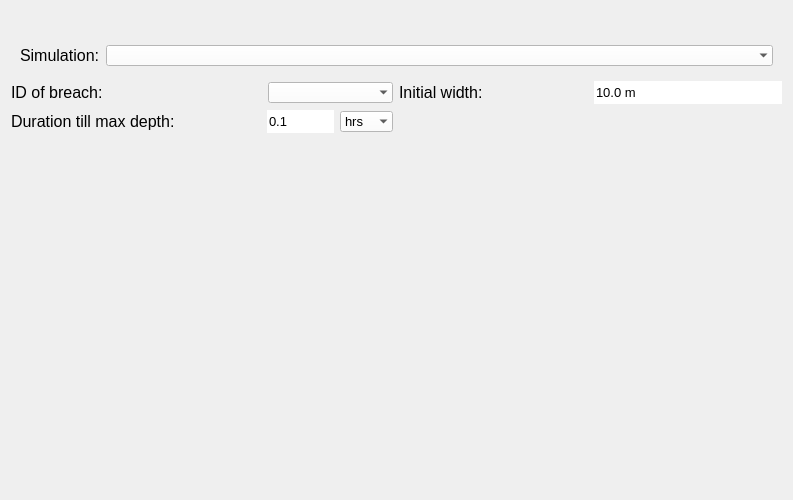
nens/threedi-api-qgis-client, file threedi_api_qgis_client/ui/page_breaches.ui: the form before one commit.
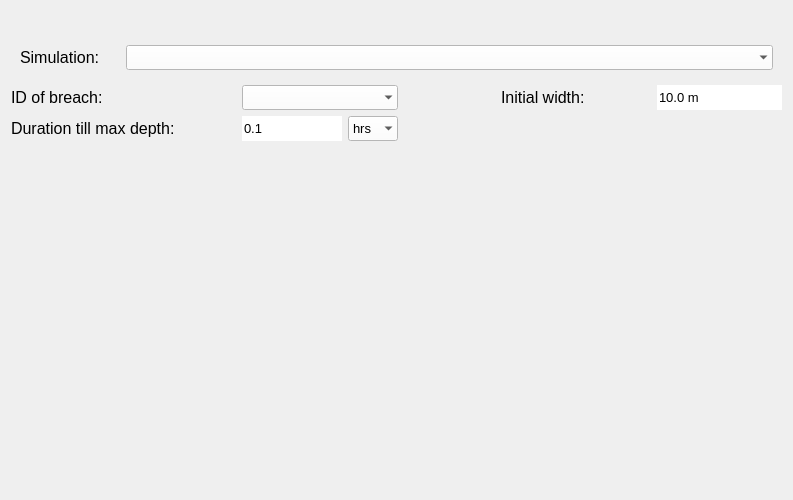
The form after the commit.

The edit to the form file:
```diff
--- a/threedi_api_qgis_client/ui/page_breaches.ui
+++ b/threedi_api_qgis_client/ui/page_breaches.ui
@@ -66,7 +66,7 @@
    <set>Qt::ImhDigitsOnly</set>
   </property>
   <layout class="QGridLayout" name="gridLayout">
-   <item row="3" column="0" colspan="10">
+   <item row="3" column="0" colspan="8">
     <widget class="QWidget" name="simulation_widget" native="true">
      <property name="sizePolicy">
       <sizepolicy hsizetype="Expanding" vsizetype="Preferred">
@@ -76,13 +76,31 @@
      </property>
      <property name="minimumSize">
       <size>
-       <width>0</width>
-       <height>0</height>
+       <width>700</width>
+       <height>40</height>
+      </size>
+     </property>
+     <property name="maximumSize">
+      <size>
+       <width>16777215</width>
+       <height>16777215</height>
       </size>
      </property>
      <layout class="QGridLayout" name="gridLayout_2">
       <item row="0" column="0">
        <widget class="QLabel" name="label_5">
+        <property name="minimumSize">
+         <size>
+          <width>100</width>
+          <height>25</height>
+         </size>
+        </property>
+        <property name="maximumSize">
+         <size>
+          <width>16777215</width>
+          <height>16777215</height>
+         </size>
+        </property>
         <property name="font">
          <font>
           <pointsize>12</pointsize>
@@ -96,11 +114,23 @@
       <item row="0" column="1">
        <widget class="QComboBox" name="dd_simulation">
         <property name="sizePolicy">
-         <sizepolicy hsizetype="Expanding" vsizetype="Fixed">
+         <sizepolicy hsizetype="Expanding" vsizetype="Preferred">
           <horstretch>0</horstretch>
           <verstretch>0</verstretch>
          </sizepolicy>
         </property>
+        <property name="minimumSize">
+         <size>
+          <width>0</width>
+          <height>25</height>
+         </size>
+        </property>
+        <property name="maximumSize">
+         <size>
+          <width>16777215</width>
+          <height>25</height>
+         </size>
+        </property>
         <property name="font">
          <font>
           <family>Segoe UI</family>
@@ -118,117 +148,38 @@
      </layout>
     </widget>
    </item>
-   <item row="2" column="4">
-    <spacer name="verticalSpacer_2">
-     <property name="orientation">
-      <enum>Qt::Vertical</enum>
-     </property>
-     <property name="sizeType">
-      <enum>QSizePolicy::Fixed</enum>
-     </property>
-     <property name="sizeHint" stdset="0">
-      <size>
-       <width>20</width>
-       <height>25</height>
-      </size>
-     </property>
-    </spacer>
-   </item>
-   <item row="1" column="0" colspan="10">
-    <layout class="QVBoxLayout" name="svg_lout">
-     <property name="bottomMargin">
-      <number>0</number>
-     </property>
-    </layout>
-   </item>
-   <item row="8" column="4">
-    <spacer name="verticalSpacer">
-     <property name="orientation">
-      <enum>Qt::Vertical</enum>
-     </property>
-     <property name="sizeHint" stdset="0">
-      <size>
-       <width>20</width>
-       <height>40</height>
-      </size>
-     </property>
-    </spacer>
-   </item>
-   <item row="5" column="0" colspan="5">
-    <layout class="QHBoxLayout" name="horizontalLayout">
-     <property name="bottomMargin">
-      <number>0</number>
-     </property>
-     <item>
-      <widget class="QLabel" name="label">
-       <property name="sizePolicy">
-        <sizepolicy hsizetype="MinimumExpanding" vsizetype="Preferred">
-         <horstretch>0</horstretch>
-         <verstretch>0</verstretch>
-        </sizepolicy>
-       </property>
-       <property name="font">
-        <font>
-         <family>Segoe UI</family>
-         <pointsize>12</pointsize>
-        </font>
-       </property>
-       <property name="text">
-        <string>ID of breach:</string>
-       </property>
-      </widget>
-     </item>
-     <item>
-      <widget class="QComboBox" name="dd_breach_id">
-       <property name="enabled">
-        <bool>true</bool>
-       </property>
-       <property name="sizePolicy">
-        <sizepolicy hsizetype="Minimum" vsizetype="Fixed">
-         <horstretch>0</horstretch>
-         <verstretch>0</verstretch>
-        </sizepolicy>
-       </property>
-       <property name="minimumSize">
-        <size>
-         <width>125</width>
-         <height>0</height>
-        </size>
-       </property>
-       <property name="maximumSize">
-        <size>
-         <width>125</width>
-         <height>16777215</height>
-        </size>
-       </property>
-       <property name="font">
-        <font>
-         <pointsize>10</pointsize>
-        </font>
-       </property>
-       <property name="layoutDirection">
-        <enum>Qt::LeftToRight</enum>
-       </property>
-       <property name="styleSheet">
-        <string notr="true">QComboBox {background-color:white; selection-background-color: lightgray;}</string>
-       </property>
-       <property name="editable">
-        <bool>false</bool>
-       </property>
-       <property name="frame">
-        <bool>false</bool>
-       </property>
-      </widget>
-     </item>
-    </layout>
-   </item>
-   <item row="5" column="5" colspan="5">
+   <item row="4" column="4" colspan="4">
     <layout class="QHBoxLayout" name="horizontalLayout_2">
      <property name="spacing">
       <number>6</number>
      </property>
+     <item>
+      <spacer name="horizontalSpacer">
+       <property name="orientation">
+        <enum>Qt::Horizontal</enum>
+       </property>
+       <property name="sizeHint" stdset="0">
+        <size>
+         <width>40</width>
+         <height>20</height>
+        </size>
+       </property>
+      </spacer>
+     </item>
      <item>
       <widget class="QLabel" name="label_4">
+       <property name="minimumSize">
+        <size>
+         <width>150</width>
+         <height>25</height>
+        </size>
+       </property>
+       <property name="maximumSize">
+        <size>
+         <width>16777215</width>
+         <height>16777215</height>
+        </size>
+       </property>
        <property name="font">
         <font>
          <family>Segoe UI</family>
@@ -242,6 +193,18 @@
      </item>
      <item>
       <widget class="QDoubleSpinBox" name="sb_width">
+       <property name="minimumSize">
+        <size>
+         <width>125</width>
+         <height>25</height>
+        </size>
+       </property>
+       <property name="maximumSize">
+        <size>
+         <width>16777215</width>
+         <height>16777215</height>
+        </size>
+       </property>
        <property name="font">
         <font>
          <pointsize>10</pointsize>
@@ -272,7 +235,110 @@
      </item>
     </layout>
    </item>
-   <item row="6" column="0" colspan="5">
+   <item row="4" column="0" colspan="4">
+    <layout class="QHBoxLayout" name="horizontalLayout">
+     <property name="bottomMargin">
+      <number>0</number>
+     </property>
+     <item>
+      <widget class="QLabel" name="label">
+       <property name="sizePolicy">
+        <sizepolicy hsizetype="Preferred" vsizetype="Preferred">
+         <horstretch>0</horstretch>
+         <verstretch>0</verstretch>
+        </sizepolicy>
+       </property>
+       <property name="minimumSize">
+        <size>
+         <width>225</width>
+         <height>25</height>
+        </size>
+       </property>
+       <property name="maximumSize">
+        <size>
+         <width>16777215</width>
+         <height>16777215</height>
+        </size>
+       </property>
+       <property name="font">
+        <font>
+         <family>Segoe UI</family>
+         <pointsize>12</pointsize>
+        </font>
+       </property>
+       <property name="text">
+        <string>ID of breach:</string>
+       </property>
+      </widget>
+     </item>
+     <item>
+      <widget class="QComboBox" name="dd_breach_id">
+       <property name="enabled">
+        <bool>true</bool>
+       </property>
+       <property name="sizePolicy">
+        <sizepolicy hsizetype="Minimum" vsizetype="Preferred">
+         <horstretch>0</horstretch>
+         <verstretch>0</verstretch>
+        </sizepolicy>
+       </property>
+       <property name="minimumSize">
+        <size>
+         <width>150</width>
+         <height>25</height>
+        </size>
+       </property>
+       <property name="maximumSize">
+        <size>
+         <width>16777215</width>
+         <height>16777215</height>
+        </size>
+       </property>
+       <property name="font">
+        <font>
+         <pointsize>10</pointsize>
+        </font>
+       </property>
+       <property name="layoutDirection">
+        <enum>Qt::LeftToRight</enum>
+       </property>
+       <property name="styleSheet">
+        <string notr="true">QComboBox {background-color:white; selection-background-color: lightgray;}</string>
+       </property>
+       <property name="editable">
+        <bool>false</bool>
+       </property>
+       <property name="frame">
+        <bool>false</bool>
+       </property>
+      </widget>
+     </item>
+    </layout>
+   </item>
+   <item row="2" column="4">
+    <spacer name="verticalSpacer_2">
+     <property name="orientation">
+      <enum>Qt::Vertical</enum>
+     </property>
+     <property name="sizeType">
+      <enum>QSizePolicy::Fixed</enum>
+     </property>
+     <property name="sizeHint" stdset="0">
+      <size>
+       <width>20</width>
+       <height>25</height>
+      </size>
+     </property>
+    </spacer>
+   </item>
+   <item row="1" column="0" colspan="8">
+    <layout class="QVBoxLayout" name="svg_lout">
+     <property name="bottomMargin">
+      <number>0</number>
+     </property>
+    </layout>
+   </item>
+   <item row="5" column="0" colspan="4">
     <layout class="QHBoxLayout" name="horizontalLayout_3">
      <property name="bottomMargin">
       <number>0</number>
@@ -280,7 +346,7 @@
      <item>
       <widget class="QLabel" name="label_2">
        <property name="sizePolicy">
-        <sizepolicy hsizetype="MinimumExpanding" vsizetype="Preferred">
+        <sizepolicy hsizetype="Preferred" vsizetype="Preferred">
          <horstretch>0</horstretch>
          <verstretch>0</verstretch>
         </sizepolicy>
@@ -288,12 +354,12 @@
        <property name="minimumSize">
         <size>
          <width>225</width>
-         <height>0</height>
+         <height>25</height>
         </size>
        </property>
        <property name="maximumSize">
         <size>
-         <width>250</width>
+         <width>16777215</width>
          <height>16777215</height>
         </size>
        </property>
@@ -310,15 +376,21 @@
      </item>
      <item>
       <widget class="QDoubleSpinBox" name="sb_duration">
+       <property name="sizePolicy">
+        <sizepolicy hsizetype="Minimum" vsizetype="Preferred">
+         <horstretch>0</horstretch>
+         <verstretch>0</verstretch>
+        </sizepolicy>
+       </property>
        <property name="minimumSize">
         <size>
-         <width>67</width>
-         <height>0</height>
+         <width>100</width>
+         <height>25</height>
         </size>
        </property>
        <property name="maximumSize">
         <size>
-         <width>50</width>
+         <width>16777215</width>
          <height>16777215</height>
         </size>
        </property>
@@ -351,7 +423,7 @@
      <item>
       <widget class="QComboBox" name="dd_units">
        <property name="sizePolicy">
-        <sizepolicy hsizetype="Minimum" vsizetype="Fixed">
+        <sizepolicy hsizetype="Minimum" vsizetype="Preferred">
          <horstretch>0</horstretch>
          <verstretch>0</verstretch>
         </sizepolicy>
@@ -359,12 +431,12 @@
        <property name="minimumSize">
         <size>
          <width>50</width>
-         <height>0</height>
+         <height>25</height>
         </size>
        </property>
        <property name="maximumSize">
         <size>
-         <width>167</width>
+         <width>16777215</width>
          <height>16777215</height>
         </size>
        </property>
@@ -398,6 +470,19 @@
      </item>
     </layout>
    </item>
+   <item row="7" column="4">
+    <spacer name="verticalSpacer">
+     <property name="orientation">
+      <enum>Qt::Vertical</enum>
+     </property>
+     <property name="sizeHint" stdset="0">
+      <size>
+       <width>20</width>
+       <height>40</height>
+      </size>
+     </property>
+    </spacer>
+   </item>
   </layout>
  </widget>
  <resources/>
```
